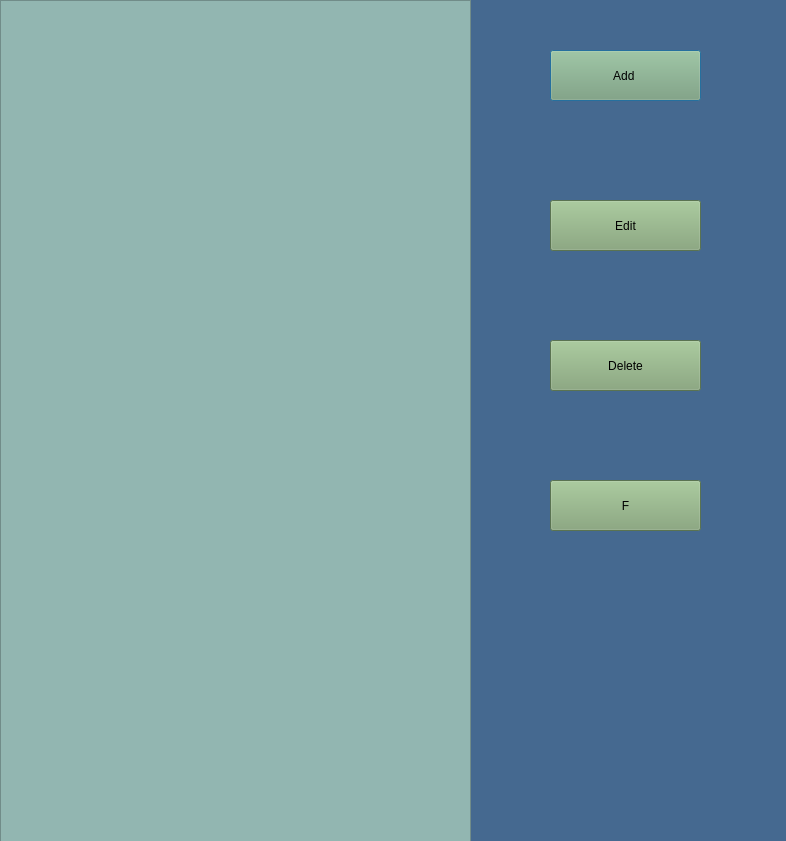
shaahinfaezi/WorkShopProject, file WorkShopProject/tasks.ui: the form before one commit.
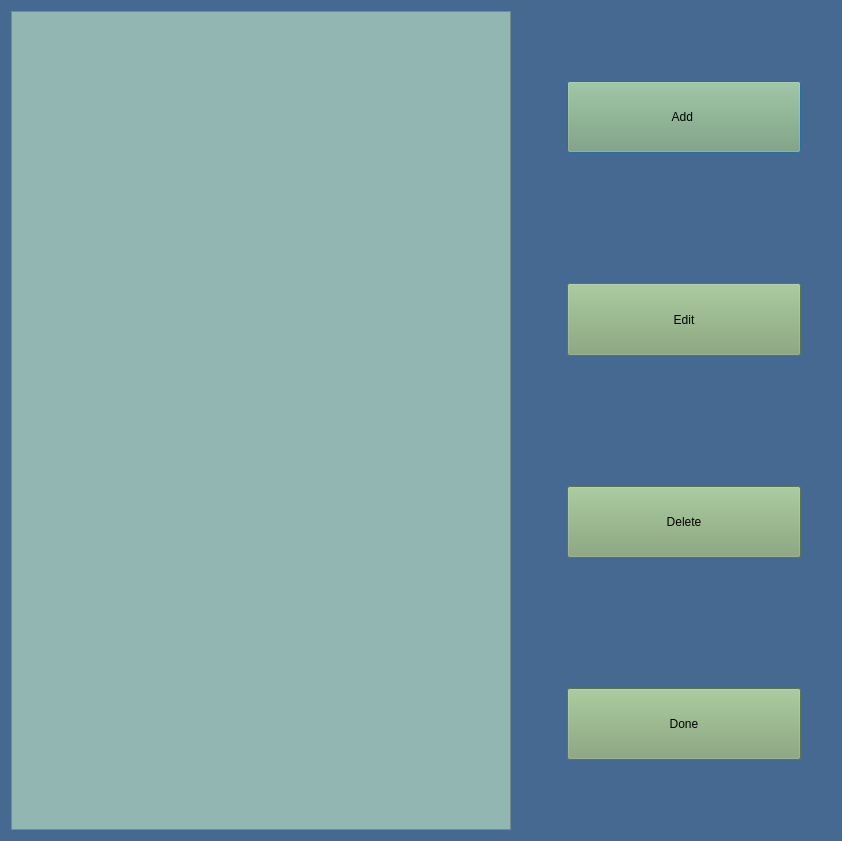
The form after the commit.

Commit message: Task kamel shode va taghvim be an ezafe shod

```diff
--- a/WorkShopProject/tasks.ui
+++ b/WorkShopProject/tasks.ui
@@ -6,7 +6,7 @@
    <rect>
     <x>0</x>
     <y>0</y>
-    <width>786</width>
+    <width>842</width>
     <height>841</height>
    </rect>
   </property>
@@ -16,14 +16,25 @@
   <property name="styleSheet">
    <string notr="true">background-color:rgb(69, 105, 144);</string>
   </property>
+  <layout class="QHBoxLayout" name="horizontalLayout_2">
+   <item>
+    <layout class="QHBoxLayout" name="horizontalLayout">
+     <property name="sizeConstraint">
+      <enum>QLayout::SetNoConstraint</enum>
+     </property>
+     <item>
   <widget class="QListWidget" name="listWidget">
-   <property name="geometry">
-    <rect>
-     <x>0</x>
-     <y>0</y>
-     <width>471</width>
-     <height>851</height>
-    </rect>
+       <property name="minimumSize">
+        <size>
+         <width>500</width>
+         <height>0</height>
+        </size>
+       </property>
+       <property name="maximumSize">
+        <size>
+         <width>500</width>
+         <height>16777215</height>
+        </size>
    </property>
    <property name="styleSheet">
     <string notr="true">background-color:rgb(146, 182, 177)</string>
@@ -32,14 +43,34 @@
     <bool>false</bool>
    </property>
   </widget>
+     </item>
+     <item>
+      <layout class="QVBoxLayout" name="verticalLayout">
+       <property name="spacing">
+        <number>130</number>
+       </property>
+       <property name="sizeConstraint">
+        <enum>QLayout::SetNoConstraint</enum>
+       </property>
+       <property name="leftMargin">
+        <number>50</number>
+       </property>
+       <property name="topMargin">
+        <number>70</number>
+       </property>
+       <property name="rightMargin">
+        <number>30</number>
+       </property>
+       <property name="bottomMargin">
+        <number>70</number>
+       </property>
+       <item>
   <widget class="QPushButton" name="pushButton">
-   <property name="geometry">
-    <rect>
-     <x>550</x>
-     <y>50</y>
-     <width>151</width>
-     <height>51</height>
-    </rect>
+         <property name="sizePolicy">
+          <sizepolicy hsizetype="Minimum" vsizetype="Minimum">
+           <horstretch>0</horstretch>
+           <verstretch>0</verstretch>
+          </sizepolicy>
    </property>
    <property name="styleSheet">
     <string notr="true">background-color:rgb(126, 161, 114)</string>
@@ -48,14 +79,14 @@
     <string>Add </string>
    </property>
   </widget>
+       </item>
+       <item>
   <widget class="QPushButton" name="pushButton_2">
-   <property name="geometry">
-    <rect>
-     <x>550</x>
-     <y>200</y>
-     <width>151</width>
-     <height>51</height>
-    </rect>
+         <property name="sizePolicy">
+          <sizepolicy hsizetype="Minimum" vsizetype="Minimum">
+           <horstretch>0</horstretch>
+           <verstretch>0</verstretch>
+          </sizepolicy>
    </property>
    <property name="styleSheet">
     <string notr="true">background-color:rgb(126, 161, 114)</string>
@@ -64,14 +95,14 @@
     <string>Edit</string>
    </property>
   </widget>
+       </item>
+       <item>
   <widget class="QPushButton" name="pushButton_3">
-   <property name="geometry">
-    <rect>
-     <x>550</x>
-     <y>340</y>
-     <width>151</width>
-     <height>51</height>
-    </rect>
+         <property name="sizePolicy">
+          <sizepolicy hsizetype="Minimum" vsizetype="Minimum">
+           <horstretch>0</horstretch>
+           <verstretch>0</verstretch>
+          </sizepolicy>
    </property>
    <property name="styleSheet">
     <string notr="true">background-color:rgb(126, 161, 114)</string>
@@ -80,22 +111,28 @@
     <string>Delete</string>
    </property>
   </widget>
+       </item>
+       <item>
   <widget class="QPushButton" name="pushButton_4">
-   <property name="geometry">
-    <rect>
-     <x>550</x>
-     <y>480</y>
-     <width>151</width>
-     <height>51</height>
-    </rect>
+         <property name="sizePolicy">
+          <sizepolicy hsizetype="Minimum" vsizetype="Minimum">
+           <horstretch>0</horstretch>
+           <verstretch>0</verstretch>
+          </sizepolicy>
    </property>
    <property name="styleSheet">
     <string notr="true">background-color:rgb(126, 161, 114)</string>
    </property>
    <property name="text">
-    <string>F</string>
-   </property>
-  </widget>
+          <string>Done</string>
+         </property>
+        </widget>
+       </item>
+      </layout>
+     </item>
+    </layout>
+   </item>
+  </layout>
  </widget>
  <resources/>
  <connections/>
```
Lines whose indentation alone changed are shown as unchanged. The commit also changes 17 other files.
